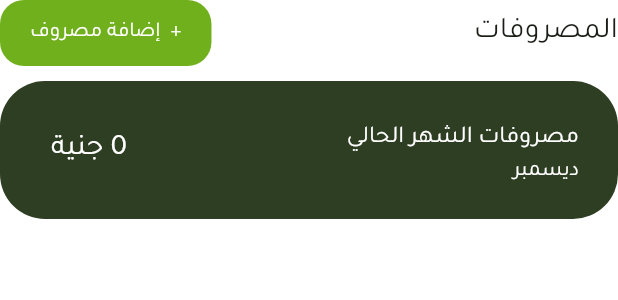
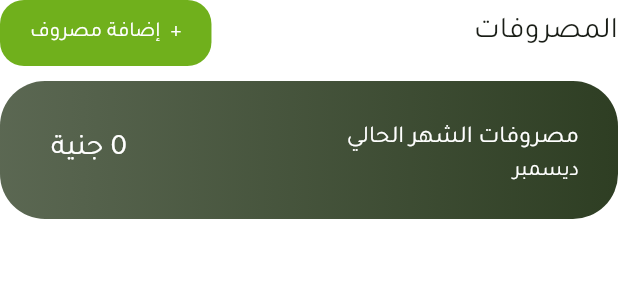
Before and after one commit to iskepr/Tollabi, a Flutter app: the ExpensesView widget shown alone on an empty page, opened directly, on a phone screen of 412 x 824 dp. Shown: the top 300 px of the screen. Run offline on Flutter 3.47's test engine with Material 3 defaults, Android fonts, the light colour scheme and no system bars; our stand-ins replace lucide_icons_flutter, shared_preferences, sqflite, sqflite_common_ffi; missing offline and left inert: day_night_time_picker; accounts and stored records are empty.

Commit message:
اصلاحات

```diff
--- a/lib/features/attendances/presentation/views/attendances_view.dart
+++ b/lib/features/attendances/presentation/views/attendances_view.dart
@@ -58,7 +58,7 @@ class _AttendancesViewState extends State<AttendancesView> {
             return Column(
               spacing: 10,
               children: List.generate(allGroups.length, (index) {
-                final group = data.groups[index];
+                final group = allGroups[index];
                 return GestureDetector(
                   onTap: () => Navigator.push(
                     context,
--- a/lib/features/expenses/presentation/views/expenses_view.dart
+++ b/lib/features/expenses/presentation/views/expenses_view.dart
@@ -40,7 +40,12 @@ class ExpensesView extends StatelessWidget {
             return Container(
               padding: EdgeInsets.all(10),
               decoration: BoxDecoration(
-                color: ThemeColors.primary,
+                gradient: LinearGradient(
+                  colors: [
+                    ThemeColors.primary.withAlpha(200),
+                    ThemeColors.primary,
+                  ],
+                ),
                 borderRadius: BorderRadius.circular(30),
               ),
               child: ListTile(
```
Also changed, not shown: lib/features/attendances/presentation/views/widgets/add_attendances.dart (+5 -2 lines), lib/features/dashboard/models/analysis_service.dart (+7 -7 lines).
